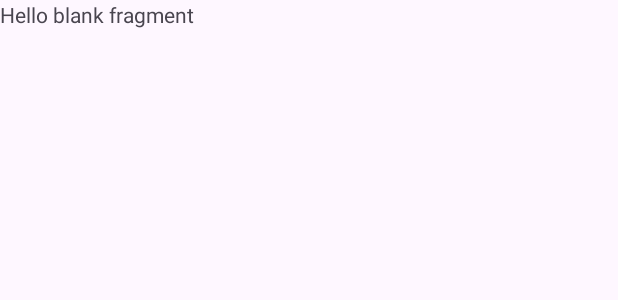
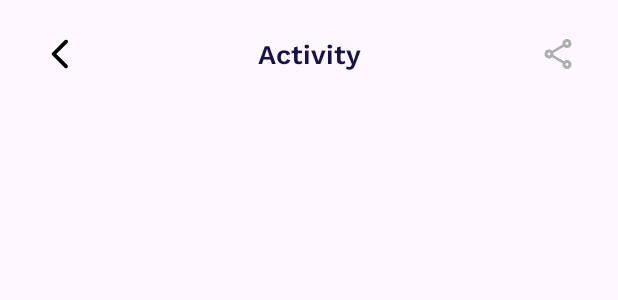
Before and after one commit to 1405yuga/UI-Respository, an Android app: the layout fragment_activity.xml on its own in the app's theme, with its tools: preview values and no code run, on a phone screen of 412 x 824 dp. Shown: the top 300 px of the screen. Run offline under Robolectric (Android 15) with nearby library versions, the phone set to English and light mode, and no system bars.

Commit message:
actvity fragment title added

```diff
--- a/HomeHiveClone/app/src/main/res/layout/fragment_activity.xml
+++ b/HomeHiveClone/app/src/main/res/layout/fragment_activity.xml
@@ -1,14 +1,59 @@
 <?xml version="1.0" encoding="utf-8"?>
-<FrameLayout xmlns:android="http://schemas.android.com/apk/res/android"
+<LinearLayout xmlns:android="http://schemas.android.com/apk/res/android"
     xmlns:tools="http://schemas.android.com/tools"
     android:layout_width="match_parent"
     android:layout_height="match_parent"
-    tools:context=".fragments.ActivityFragment">
+    xmlns:app="http://schemas.android.com/apk/res-auto"
+    tools:context=".fragments.ActivityFragment"
+    android:orientation="vertical">
 
-    <!-- TODO: Update blank fragment layout -->
-    <TextView
+    <com.google.android.material.card.MaterialCardView
         android:layout_width="match_parent"
-        android:layout_height="match_parent"
-        android:text="@string/hello_blank_fragment" />
+        android:layout_height="wrap_content"
+        app:strokeWidth="@dimen/bottom_nav_menu_width">
 
-</FrameLayout>
+        <androidx.constraintlayout.widget.ConstraintLayout
+            android:layout_width="match_parent"
+            android:layout_height="wrap_content"
+            android:layout_marginHorizontal="@dimen/fragment_top_bar_margin_horizontal"
+            android:layout_marginVertical="@dimen/fragment_top_bar_margin_vertical">
+
+            <ImageView
+                android:id="@+id/backButton"
+                android:layout_width="@dimen/clickable_size"
+                android:layout_height="@dimen/clickable_size"
+                android:scaleType="center"
+                android:clickable="true"
+                android:src="@drawable/material_symbols_arrow_back_ios_new_rounded"
+                app:layout_constraintBottom_toBottomOf="parent"
+                app:layout_constraintStart_toStartOf="parent"
+                app:layout_constraintTop_toTopOf="parent" />
+
+            <TextView
+                android:layout_width="wrap_content"
+                android:layout_height="wrap_content"
+                android:fontFamily="@font/work_sans_semibold"
+                android:text="Activity"
+                android:textColor="@color/fragment_top_bar_text"
+                android:textSize="@dimen/fragment_top_bar_title"
+                app:layout_constraintBottom_toBottomOf="parent"
+                app:layout_constraintEnd_toStartOf="@id/shareButton"
+                app:layout_constraintStart_toEndOf="@id/backButton"
+                app:layout_constraintTop_toTopOf="parent" />
+
+            <ImageView
+                android:id="@+id/shareButton"
+                android:layout_width="@dimen/clickable_size"
+                android:layout_height="@dimen/clickable_size"
+                android:scaleType="center"
+                android:clickable="true"
+                android:src="@drawable/material_symbols_share_outline_sharp"
+                app:layout_constraintBottom_toBottomOf="parent"
+                app:layout_constraintEnd_toEndOf="parent"
+                app:layout_constraintTop_toTopOf="parent" />
+
+        </androidx.constraintlayout.widget.ConstraintLayout>
+
+    </com.google.android.material.card.MaterialCardView>
+
+</LinearLayout>
```
